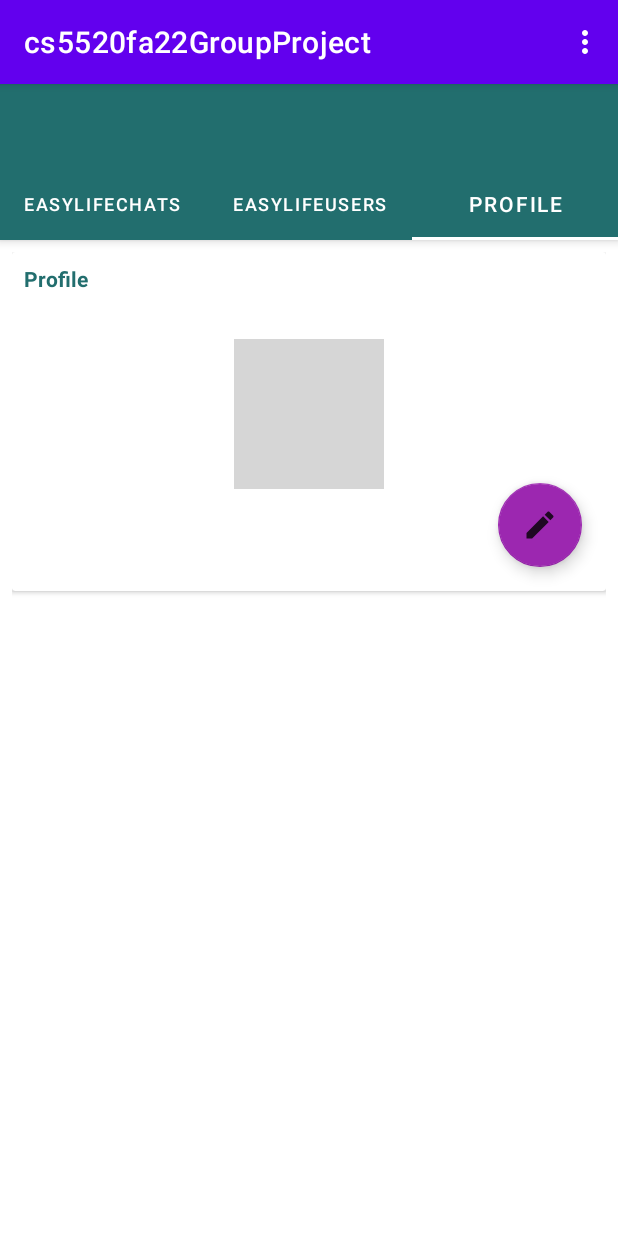
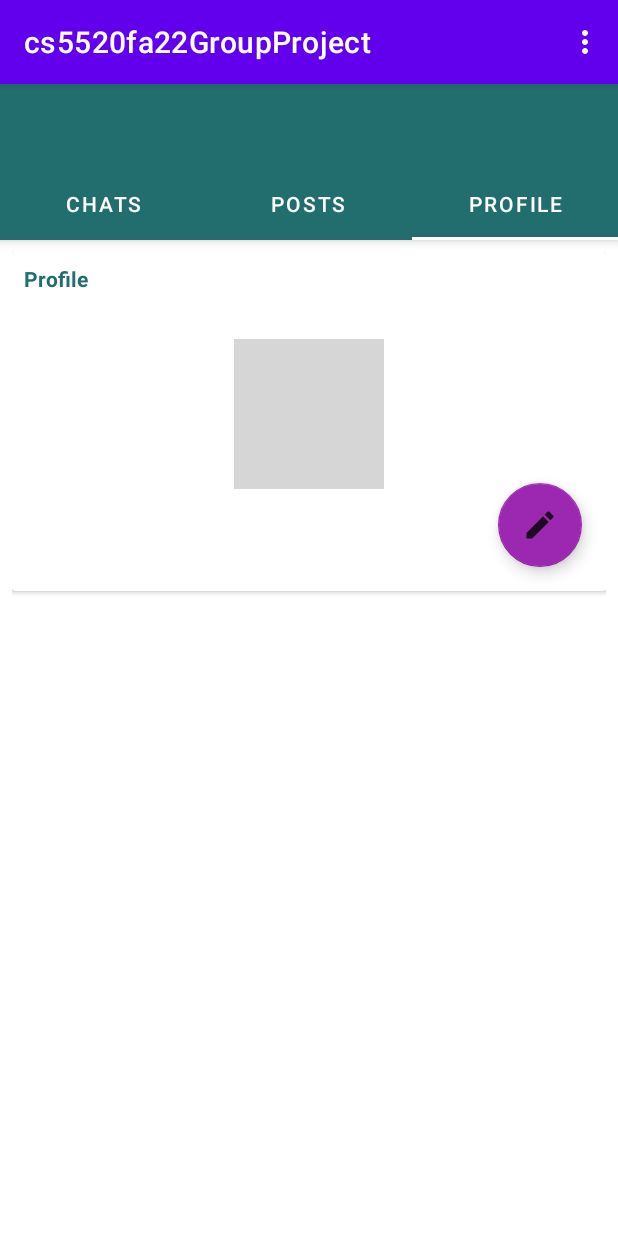
Before and after one commit to Wenqiang-Hu/cs5200fa22GroupProject, an Android app: the EasyLifeMainActivity screen opened directly, with no data from a screen before it, tab 3 chosen, on a phone screen of 412 x 824 dp. Run offline under Robolectric (Android 15) with nearby library versions, the phone set to English and light mode, and no system bars; our stand-ins replace CircleImageView, Firebase (no records; nobody signed in at launch, a user with empty details on screens opened directly); pictures from the network do not load; grey boxes are pictures that could not be loaded.

Commit message:
post fragment

```diff
--- a/app/src/main/AndroidManifest.xml
+++ b/app/src/main/AndroidManifest.xml
@@ -25,6 +25,9 @@
 
         <activity
             android:name=".EasyLifeMainActivity"
+            android:exported="false" />
+        <activity
+            android:name=".EasyLifeMakingPost"
             android:exported="false" />
         <activity
             android:name=".EasyLifeChatroomLobby"
--- /dev/null
+++ b/app/src/main/java/edu/northeastern/cs5520fa22groupproject/Adapter/EasyLifePostsAdapter.java
@@ -0,0 +1,72 @@
+package edu.northeastern.cs5520fa22groupproject.Adapter;
+
+
+import android.content.Context;
+import android.view.LayoutInflater;
+import android.view.View;
+import android.view.ViewGroup;
+import android.widget.ImageView;
+import android.widget.TextView;
+
+import androidx.annotation.NonNull;
+import androidx.recyclerview.widget.RecyclerView;
+
+import com.bumptech.glide.Glide;
+import com.google.firebase.database.DatabaseReference;
+import com.google.firebase.database.FirebaseDatabase;
+
+import java.util.List;
+
+import edu.northeastern.cs5520fa22groupproject.R;
+import edu.northeastern.cs5520fa22groupproject.model.Post;
+
+public class EasyLifePostsAdapter extends RecyclerView.Adapter<EasyLifePostsAdapter.ViewHolder>{
+    private Context context;
+    private List<Post> posts;
+
+    public EasyLifePostsAdapter(Context context, List<Post> posts) {
+        this.context = context;
+        this.posts = posts;
+    }
+
+    @NonNull
+    @Override
+    public ViewHolder onCreateViewHolder(@NonNull ViewGroup parent, int viewType) {
+        View view = LayoutInflater.from(context).inflate(R.layout.easylife_post_item, parent, false);
+        return new EasyLifePostsAdapter.ViewHolder(view);
+    }
+
+    @Override
+    public void onBindViewHolder(@NonNull ViewHolder holder, int position) {
+        Post post = posts.get(position);
+        String temp = post.getIcon();
+        DatabaseReference ref = FirebaseDatabase.getInstance().getReference("/EasyLife/Users/" + post.getUser());
+
+        holder.user.setText(post.getUser());
+        holder.context.setText(post.getContext());
+        if (holder.icon.equals("default")) {
+
+            holder.icon.setImageResource(R.mipmap.ic_launcher);
+        } else {
+            Glide.with(context).load(post.getIcon()).into(holder.icon);
+        }
+    }
+
+    @Override
+    public int getItemCount() {
+        return posts.size();
+    }
+
+    public class ViewHolder extends RecyclerView.ViewHolder {
+        public TextView user;
+        public TextView context;
+        public ImageView icon;
+
+        public ViewHolder(@NonNull View itemView) {
+            super(itemView);
+            user = itemView.findViewById(R.id.tv_post_user);
+            context = itemView.findViewById(R.id.tv_post_context);
+            icon = itemView.findViewById(R.id.image_user_icon);
+        }
+    }
+}
--- a/app/src/main/java/edu/northeastern/cs5520fa22groupproject/EasyLifeMainActivity.java
+++ b/app/src/main/java/edu/northeastern/cs5520fa22groupproject/EasyLifeMainActivity.java
@@ -33,7 +33,7 @@ import java.util.ArrayList;
 
 import edu.northeastern.cs5520fa22groupproject.Fragments.EasyLifeChatsFragment;
 import edu.northeastern.cs5520fa22groupproject.Fragments.EasyLifeProfileFragment;
-import edu.northeastern.cs5520fa22groupproject.Fragments.EasyLifeUsersFragment;
+import edu.northeastern.cs5520fa22groupproject.Fragments.EasyLifePostsFragment;
 import edu.northeastern.cs5520fa22groupproject.model.EasyLifeUserDetails;
 
 public class EasyLifeMainActivity extends AppCompatActivity {
@@ -88,8 +88,8 @@ public class EasyLifeMainActivity extends AppCompatActivity {
         final ViewPager viewPager = findViewById(R.id.view_pager);
 
         ViewPagerAdapter viewPagerAdapter = new ViewPagerAdapter(getSupportFragmentManager());
-        viewPagerAdapter.addFragment(new EasyLifeChatsFragment(), "EasyLifeChats");
-        viewPagerAdapter.addFragment(new EasyLifeUsersFragment(), "EasyLifeUsers");
+        viewPagerAdapter.addFragment(new EasyLifeChatsFragment(), "Chats");
+        viewPagerAdapter.addFragment(new EasyLifePostsFragment(), "Posts");
         viewPagerAdapter.addFragment(new EasyLifeProfileFragment(), "Profile");
         viewPager.setAdapter(viewPagerAdapter);
         tabLayout.setupWithViewPager(viewPager);
--- /dev/null
+++ b/app/src/main/java/edu/northeastern/cs5520fa22groupproject/Fragments/EasyLifePostsFragment.java
@@ -0,0 +1,84 @@
+package edu.northeastern.cs5520fa22groupproject.Fragments;
+
+import android.content.Intent;
+import android.os.Bundle;
+
+import androidx.annotation.NonNull;
+import androidx.fragment.app.Fragment;
+import androidx.recyclerview.widget.LinearLayoutManager;
+import androidx.recyclerview.widget.RecyclerView;
+
+import android.view.LayoutInflater;
+import android.view.View;
+import android.view.ViewGroup;
+import android.widget.Button;
+
+import com.google.firebase.database.DataSnapshot;
+import com.google.firebase.database.DatabaseError;
+import com.google.firebase.database.DatabaseReference;
+import com.google.firebase.database.FirebaseDatabase;
+import com.google.firebase.database.ValueEventListener;
+
+import java.util.ArrayList;
+
+import edu.northeastern.cs5520fa22groupproject.Adapter.EasyLifePostsAdapter;
+import edu.northeastern.cs5520fa22groupproject.EasyLifeMakingPost;
+import edu.northeastern.cs5520fa22groupproject.R;
+import edu.northeastern.cs5520fa22groupproject.model.Post;
+
+public class EasyLifePostsFragment extends Fragment {
+
+    private RecyclerView recyclerView;
+    private ArrayList<Post> postList;
+    private EasyLifePostsAdapter easyLifePostsAdapter;
+    private Button btn_makePost;
+
+    @Override
+    public View onCreateView(LayoutInflater inflater, ViewGroup container,
+                             Bundle savedInstanceState) {
+        // Inflate the layout for this fragment
+        View view = inflater.inflate(R.layout.fragment_easy_life_post, container, false);
+        recyclerView = view.findViewById(R.id.rv_post);
+        recyclerView.setHasFixedSize(true);
+        recyclerView.setLayoutManager(new LinearLayoutManager(getContext()));
+        btn_makePost = view.findViewById(R.id.btn_makePosts);
+        btn_makePost.setOnClickListener(new View.OnClickListener() {
+            @Override
+            public void onClick(View view) {
+                startActivity(new Intent(getContext(), EasyLifeMakingPost.class));
+            }
+        });
+        postList = new ArrayList<>();
+        DisplayPosts();
+        return view;
+    }
+
+    public void DisplayPosts(){
+        DatabaseReference rootRef = FirebaseDatabase.getInstance().getReference();
+        DatabaseReference reference = rootRef.child("EasyLife").child("Posts");
+        reference.addValueEventListener(new ValueEventListener() {
+            @Override
+            public void onDataChange(@NonNull DataSnapshot dataSnapshot) {
+                postList.clear();
+                for (DataSnapshot snapshot : dataSnapshot.getChildren()) {
+                    String user = snapshot.child("user").getValue(String.class);
+                    String icon = snapshot.child("icon").getValue(String.class);
+                    String context = snapshot.child("context").getValue(String.class);
+
+                    Post post  = new Post(user, context, icon);
+
+                    postList.add(post);
+                }
+
+                easyLifePostsAdapter = new EasyLifePostsAdapter(getContext(), postList);
+                recyclerView.setAdapter(easyLifePostsAdapter);
+            }
+
+            @Override
+            public void onCancelled(@NonNull DatabaseError error) {
+
+
+            }
+        });
+    }
+}
--- a/app/src/main/java/edu/northeastern/cs5520fa22groupproject/Fragments/EasyLifeUsersFragment.java
+++ /dev/null
@@ -1,21 +0,0 @@
-package edu.northeastern.cs5520fa22groupproject.Fragments;
-
-import android.os.Bundle;
-
-import androidx.fragment.app.Fragment;
-
-import android.view.LayoutInflater;
-import android.view.View;
-import android.view.ViewGroup;
-
-import edu.northeastern.cs5520fa22groupproject.R;
-
-public class EasyLifeUsersFragment extends Fragment {
-
-    @Override
-    public View onCreateView(LayoutInflater inflater, ViewGroup container,
-                             Bundle savedInstanceState) {
-        // Inflate the layout for this fragment
-        return inflater.inflate(R.layout.fragment_easy_life_users, container, false);
-    }
-}
```
Also changed, not shown: app/src/main/java/edu/northeastern/cs5520fa22groupproject/EasyLifeMakingPost.java (added, +52 -0 lines), app/src/main/java/edu/northeastern/cs5520fa22groupproject/model/Post.java (added, +40 -0 lines), app/src/main/res/layout/activity_making_post.xml (added, +42 -0 lines), app/src/main/res/layout/easylife_post_item.xml (added, +41 -0 lines), app/src/main/res/layout/fragment_easy_life_post.xml (added, +21 -0 lines), 1 other file.
